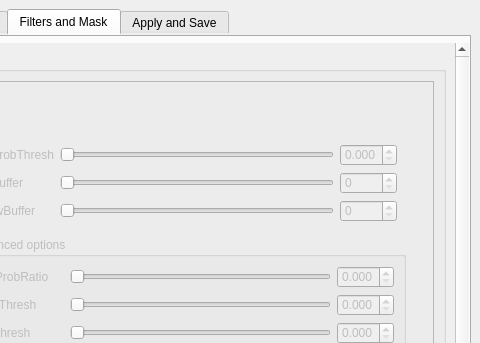
Before: the Qt Designer form ui/cloud_masking_dockwidget_base.ui in SMByC/CloudMasking, drawn with Qt 5; both pictures show x 109 to 589 and y 0 to 343 of the 589 by 915 pixel window.
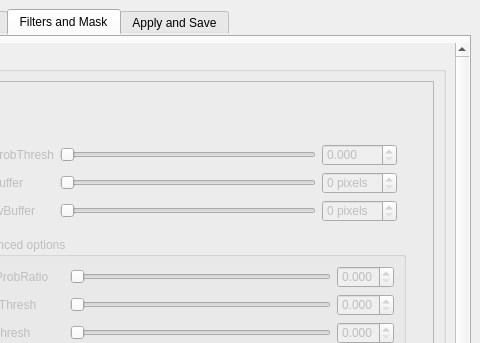
After: the same form once the commit is applied. The open tabs and pages were chosen to show the change. Icons and pictures are not drawn. Custom widgets are drawn as their Qt base class.

What changed in the file:
```diff
--- a/ui/cloud_masking_dockwidget_base.ui
+++ b/ui/cloud_masking_dockwidget_base.ui
@@ -1028,6 +1028,9 @@
                           <layout class="QGridLayout" name="gridLayout_15">
                            <item row="3" column="2">
                             <widget class="QDoubleSpinBox" name="doubleSpinBox_CB">
+                             <property name="suffix">
+                              <string> pixels</string>
+                             </property>
                              <property name="decimals">
                               <number>0</number>
                              </property>
@@ -1073,6 +1076,9 @@
                            </item>
                            <item row="4" column="2">
                             <widget class="QDoubleSpinBox" name="doubleSpinBox_SB">
+                             <property name="suffix">
+                              <string> pixels</string>
+                             </property>
                              <property name="decimals">
                               <number>0</number>
                              </property>
```
Left out of the diff: 2 changed lines with no effect on the pictures.
